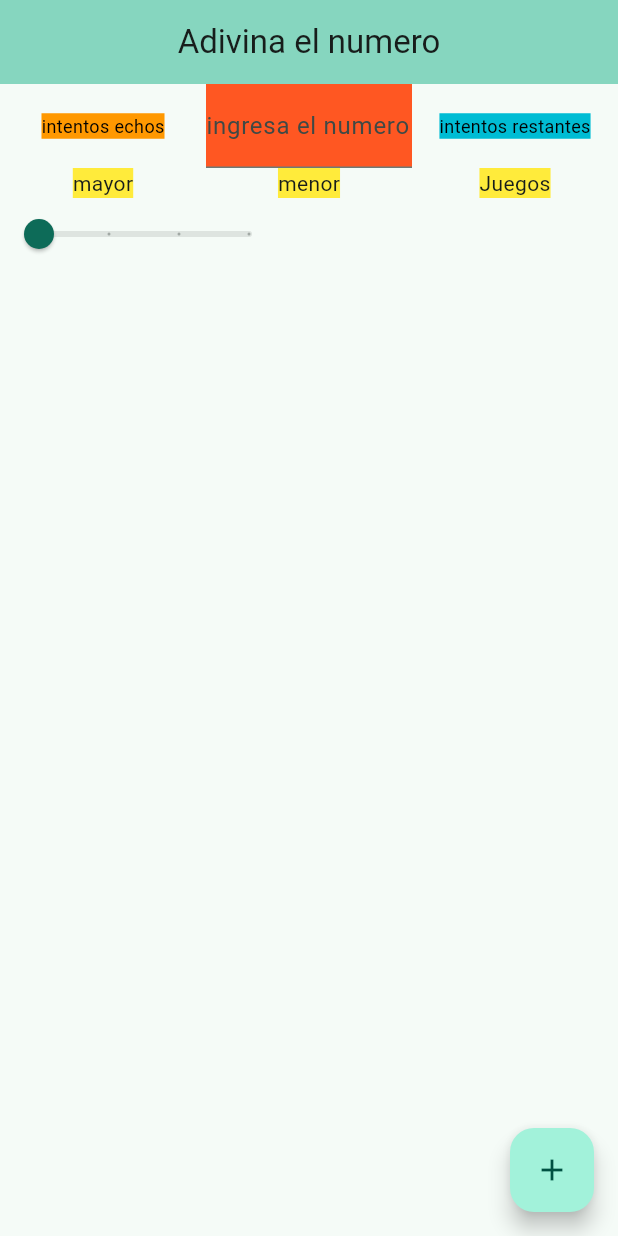
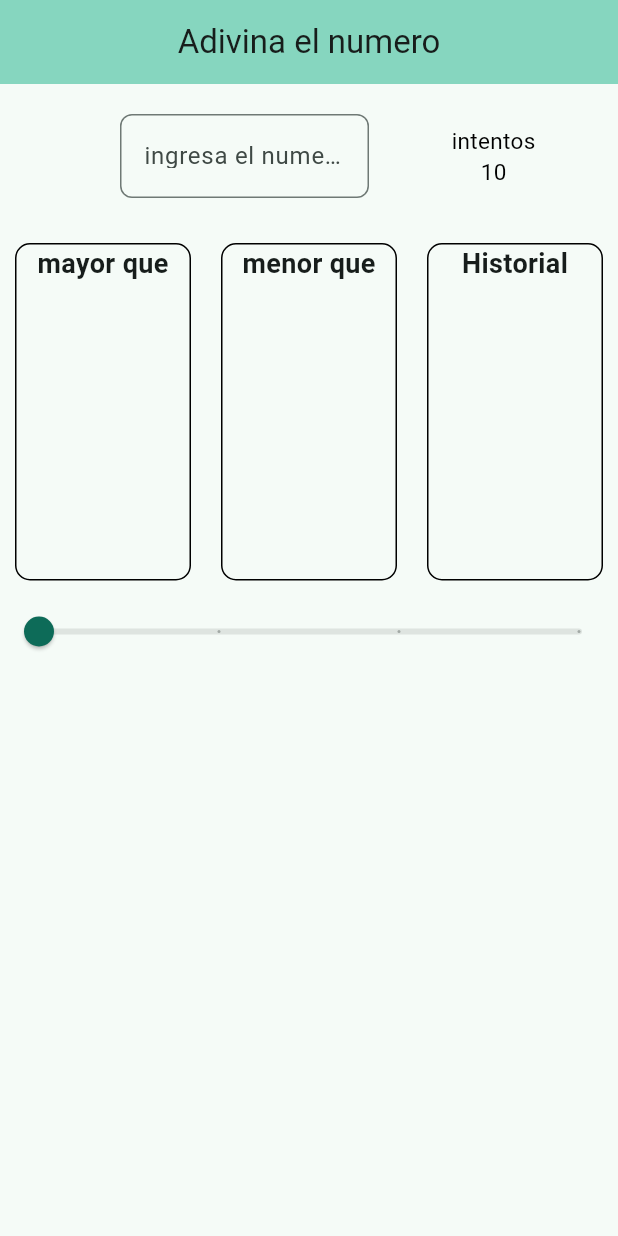
Before and after one commit to Emmanuelcy52/AdivinaElNumero, a Flutter app: the screen it shows after launch, on a phone screen of 412 x 824 dp. Run offline on Flutter 3.47's test engine with Material 3 defaults, Android fonts, the phone set to English and light mode, and no system bars.

Commit message:
Diseño final terminado, comienzo con la parte de la lógica.

```diff
--- a/lib/main.dart
+++ b/lib/main.dart
@@ -1,4 +1,5 @@
 import 'package:flutter/material.dart';
+import 'package:flutter/services.dart';
 
 void main() {
   runApp(const MyApp());
@@ -39,6 +40,7 @@
       _valorBarra = newValue;
     });
   }
+
   void _incrementCounter() {
     setState(() {
       _counter++;
@@ -53,113 +55,126 @@
         title: Text(widget.title),
         centerTitle: true,
       ),
-      body: Center(
+      body: SingleChildScrollView(
         child: Column(
           mainAxisAlignment: MainAxisAlignment.start,
           children: <Widget>[
+            SizedBox(height: 20),
+            Row(
+              mainAxisAlignment: MainAxisAlignment.center,
+              children: <Widget>[
+                SizedBox(width: 80),
+                Expanded(
+                  child: Container(
+                    child: TextFormField(
+                      keyboardType: TextInputType.number,
+                      inputFormatters: <TextInputFormatter>[
+                        FilteringTextInputFormatter.digitsOnly
+                      ],
+                      decoration: InputDecoration(
+                        labelText: 'ingresa el numero',
+                        fillColor: Colors.transparent,
+                        border:OutlineInputBorder(
+                          borderRadius: BorderRadius.circular(8),
+                        )
+                      ),
+                    ),
+                  ),
+                ),
+                Expanded(
+                  child: Center(
+                    child: Container(
+                        child: Column(
+                          mainAxisAlignment: MainAxisAlignment.center,
+                          children: [
+                            Text(
+                              'intentos',
+                              style:
+                                  TextStyle(fontSize: 15, color: Colors.black),
+                            ),
+                            Text(
+                              '10',
+                              style:
+                                  TextStyle(fontSize: 15, color: Colors.black),
+                            ),
+                          ],
+                        )),
+                  ),
+                ),
+              ],
+            ),
+            SizedBox(height: 20),
             Row(
               mainAxisAlignment: MainAxisAlignment.center,
               children: <Widget>[
                 Expanded(
-                  child: Column(
-                    crossAxisAlignment: CrossAxisAlignment.center,
-                    children: [
-                      Container(
-                        color: Colors.orange,
+                  child: Container(
+                    height: 225,
+                    decoration: BoxDecoration(
+                      border: Border.all(color: Colors.black),
+                      borderRadius: BorderRadius.all(Radius.circular(10)),
+                    ),
+                    alignment: Alignment.topCenter,
                     child: Text(
-                          'intentos echos',
-                          style: TextStyle(fontSize: 12, color: Colors.black),
+                      'mayor que',
+                      style:
+                          TextStyle(fontSize: 18, fontWeight: FontWeight.bold),
                     ),
-                      ),
-                    ],
+                    margin: EdgeInsets.all(10.0),
                   ),
                 ),
                 Expanded(
-                  child: Column(
-                    crossAxisAlignment: CrossAxisAlignment.center,
-                    children: [
-                      Container(
-                        color: Colors.deepOrange,
-                        child: TextFormField(
-                          decoration: InputDecoration(
-                            labelText: 'ingresa el numero',
+                  child: Container(
+                    height: 225,
+                    decoration: BoxDecoration(
+                      border: Border.all(color: Colors.black),
+                      borderRadius: BorderRadius.all(Radius.circular(10)),
                     ),
+                    alignment: Alignment.topCenter,
+                    child: Text(
+                      'menor que',
+                      style:
+                          TextStyle(fontSize: 18, fontWeight: FontWeight.bold),
                     ),
-                      ),
-                    ],
+                    margin: EdgeInsets.all(10.0),
                   ),
                 ),
                 Expanded(
-                  child: Column(
-                    crossAxisAlignment: CrossAxisAlignment.center,
-                    children: [
-                      Container(
-                        color: Colors.cyan,
-                        child: Text('intentos restantes',
+                  child: Container(
+                    height: 225,
+                    decoration: BoxDecoration(
+                      border: Border.all(color: Colors.black),
+                      borderRadius: BorderRadius.all(Radius.circular(10)),
+                    ),
+                    alignment: Alignment.topCenter,
+                    child: Text(
+                      'Historial',
                       style:
-                                TextStyle(fontSize: 12, color: Colors.black)),
-                      )
-                    ],
+                          TextStyle(fontSize: 18, fontWeight: FontWeight.bold),
+                    ),
+                    margin: EdgeInsets.all(10.0),
                   ),
                 ),
               ],
             ),
             Row(
               mainAxisAlignment: MainAxisAlignment.center,
-              children: <Widget>[
+              children: [
+                SizedBox(height: 20),
                 Expanded(
-                  child: Column(
-                    crossAxisAlignment: CrossAxisAlignment.center,
-                    children: [
-                      Container(
-                        color: Colors.yellow,
-                        child: Text('mayor'),
-                      )
-                    ],
-                  ),
-                ),
-                Expanded(
-                  child: Column(
-                    crossAxisAlignment: CrossAxisAlignment.center,
-                    children: [
-                      Container(
-                        color: Colors.yellow,
-                        child: Text('menor'),
-                      )
-                    ],
-                  ),
-                ),
-                Expanded(
-                  child: Column(
-                    crossAxisAlignment: CrossAxisAlignment.center,
-                    children: [
-                      Container(
-                        color: Colors.yellow,
-                        child: Text('Juegos'),
-                      )
-                    ],
-                  ),
-                ),
-              ],
-            ),
-            Row(
-              children: [
-                SizedBox(height: 20,),
-                Slider(value: _valorBarra, onChanged: _ActualizarBarra,
+                    child: Slider(
+                  value: _valorBarra,
+                  onChanged: _ActualizarBarra,
                   min: 0,
                   max: 5,
                   divisions: 3,
-                label: _valorBarra.toStringAsFixed(2),)
+                  label: _valorBarra.toStringAsFixed(2),
+                ))
               ],
             )
           ],
         ),
       ),
-      floatingActionButton: FloatingActionButton(
-        onPressed: _incrementCounter,
-        tooltip: 'Increment',
-        child: const Icon(Icons.add),
-      ), // This trailing comma makes auto-formatting nicer for build methods.
     );
   }
 }
```
Lines whose indentation alone changed are shown as unchanged.
